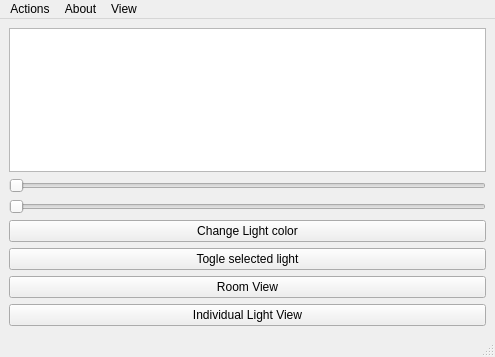
BOB450/OpenHue, file GUI/PhilipsHueGUI/mainwindow.ui: the form before one commit.
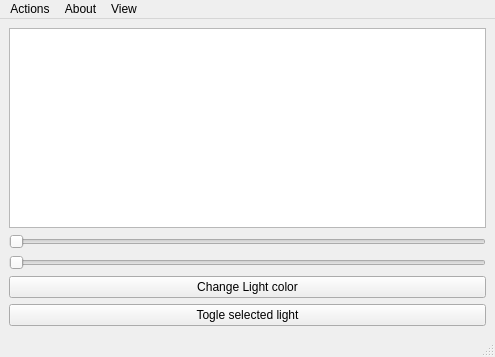
The form after the commit.

Commit message: removed two unecessary buttons

Diff of the .ui file:
```diff
--- a/GUI/PhilipsHueGUI/mainwindow.ui
+++ b/GUI/PhilipsHueGUI/mainwindow.ui
@@ -48,13 +48,6 @@
     <item row="1" column="0">
      <widget class="QListWidget" name="listWidget"/>
     </item>
-    <item row="6" column="0">
-     <widget class="QPushButton" name="pushButton">
-      <property name="text">
-       <string>Room View</string>
-      </property>
-     </widget>
-    </item>
     <item row="3" column="0">
      <widget class="QSlider" name="horizontalSlider_2">
       <property name="toolTip">
@@ -77,13 +70,6 @@
       </property>
      </widget>
     </item>
-    <item row="7" column="0">
-     <widget class="QPushButton" name="pushButton_2">
-      <property name="text">
-       <string>Individual Light View</string>
-      </property>
-     </widget>
-    </item>
    </layout>
   </widget>
   <widget class="QStatusBar" name="statusbar"/>
```
The commit also changes 2 other files.
